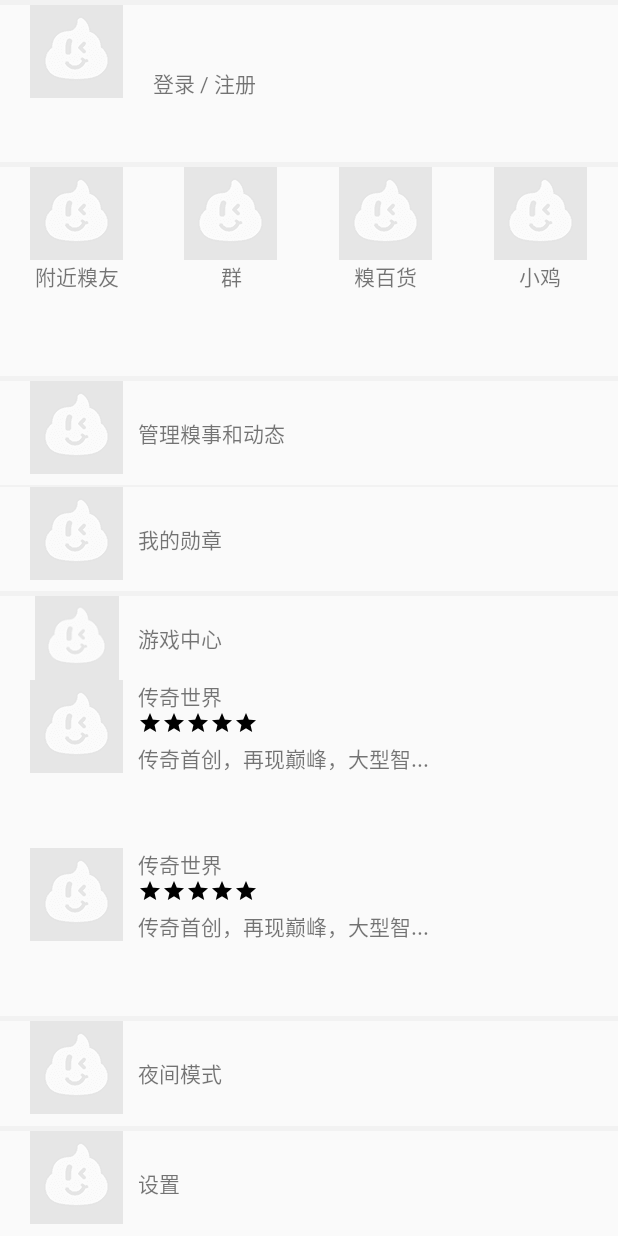
After one commit to YuWenJianhui/SmileTime, an Android app: the layout fragment_my.xml on its own in the app's theme, with its tools: preview values and no code run, on a phone screen of 412 x 824 dp. The commit adds this screen. Run offline under Robolectric (Android 15) with nearby library versions, the phone set to English and light mode, and no system bars.

Commit message:
添加了管理糗事和动态的页面视图

```diff
--- a/app/src/main/java/com/king/smiletime/my/MyFragment.java
+++ b/app/src/main/java/com/king/smiletime/my/MyFragment.java
@@ -7,14 +7,28 @@ import android.view.LayoutInflater;
 import android.view.View;
 import android.view.ViewGroup;
 
+import com.king.smiletime.R;
+
 /**
  * Created by Administrator on 2016/11/17.
  */
 
 public class MyFragment extends Fragment {
+    @Override
+    public void onViewCreated(View view, @Nullable Bundle savedInstanceState) {
+
+        super.onViewCreated(view, savedInstanceState);
+    }
+
     @Nullable
     @Override
     public View onCreateView(LayoutInflater inflater, @Nullable ViewGroup container, @Nullable Bundle savedInstanceState) {
+        View view = inflater.inflate(R.layout.fragment_my, null);
         return super.onCreateView(inflater, container, savedInstanceState);
     }
+
+    @Override
+    public void onActivityCreated(@Nullable Bundle savedInstanceState) {
+        super.onActivityCreated(savedInstanceState);
+    }
 }
--- /dev/null
+++ b/app/src/main/res/layout/activity_login.xml
@@ -0,0 +1,13 @@
+<?xml version="1.0" encoding="utf-8"?>
+<LinearLayout xmlns:android="http://schemas.android.com/apk/res/android"
+              android:orientation="vertical"
+              android:layout_width="match_parent"
+              android:layout_height="match_parent">
+    <TextView
+        android:layout_width="match_parent"
+        android:layout_height="wrap_content"
+        android:layout_marginTop="10dp"
+        android:text="---------------------------- 使用合作账号登录 / 注册 ----------------------------"
+        />
+
+</LinearLayout>
--- /dev/null
+++ b/app/src/main/res/layout/fragment_my.xml
@@ -0,0 +1,247 @@
+<?xml version="1.0" encoding="utf-8"?>
+<LinearLayout xmlns:android="http://schemas.android.com/apk/res/android"
+              android:orientation="vertical"
+              android:layout_width="match_parent"
+              android:layout_height="match_parent">
+    <View
+        android:layout_width="match_parent"
+        android:layout_height="3dp"
+        android:background="#f2f2f2"
+        />
+
+    <RelativeLayout
+        android:id="@+id/rl_login_id"
+        android:layout_width="match_parent"
+        android:layout_height="0dp"
+        android:layout_weight="3"
+        android:orientation="horizontal"
+        android:gravity="clip_vertical">
+        <ImageView
+            android:id="@+id/iv_user_id"
+            android:layout_width="wrap_content"
+            android:layout_height="wrap_content"
+            android:src="@mipmap/default_users_avatar"
+            android:layout_marginLeft="20dp"
+            />
+        <TextView
+            android:layout_width="wrap_content"
+            android:layout_height="match_parent"
+            android:layout_toRightOf="@id/iv_user_id"
+            android:text="登录 / 注册"
+            android:layout_marginLeft="20dp"
+            android:gravity="center_vertical"
+            />
+    </RelativeLayout>
+
+    <View
+        android:layout_width="match_parent"
+        android:layout_height="3dp"
+        android:background="#f2f2f2"
+        />
+
+    <LinearLayout
+        android:layout_width="match_parent"
+        android:layout_height="0dp"
+        android:layout_weight="4"
+        android:orientation="horizontal">
+        <TextView
+            android:id="@+id/tv_nearUser_id"
+            android:layout_width="0dp"
+            android:layout_weight="1"
+            android:layout_height="match_parent"
+            android:drawableTop="@mipmap/default_users_avatar"
+            android:text="附近糗友"
+            android:gravity="center_horizontal"
+            />
+        <TextView
+            android:id="@+id/tv_group_id"
+            android:layout_width="0dp"
+            android:layout_weight="1"
+            android:layout_height="match_parent"
+            android:drawableTop="@mipmap/default_users_avatar"
+            android:text="群"
+            android:gravity="center_horizontal"
+            />
+        <TextView
+            android:id="@+id/tv_merchandise_id"
+            android:layout_width="0dp"
+            android:layout_weight="1"
+            android:layout_height="match_parent"
+            android:drawableTop="@mipmap/default_users_avatar"
+            android:text="糗百货"
+            android:gravity="center_horizontal"
+            />
+        <TextView
+            android:id="@+id/tv_chick_id"
+            android:layout_width="0dp"
+            android:layout_weight="1"
+            android:layout_height="match_parent"
+            android:drawableTop="@mipmap/default_users_avatar"
+            android:text="小鸡"
+            android:gravity="center_horizontal"
+            />
+
+    </LinearLayout>
+    <View
+        android:layout_width="match_parent"
+        android:layout_height="3dp"
+        android:background="#f2f2f2"
+        />
+
+    <LinearLayout
+        android:layout_width="match_parent"
+        android:layout_height="0dp"
+        android:layout_weight="4"
+        android:orientation="vertical">
+        <RelativeLayout
+            android:layout_width="match_parent"
+            android:layout_height="0dp"
+            android:layout_weight="1">
+            <ImageView
+                android:id="@+id/iv_qiuBaimanager_id"
+                android:layout_width="wrap_content"
+                android:layout_height="wrap_content"
+                android:src="@mipmap/default_users_avatar"
+                android:layout_marginLeft="20dp"
+                />
+            <TextView
+                android:layout_width="wrap_content"
+                android:layout_height="match_parent"
+                android:layout_toRightOf="@id/iv_qiuBaimanager_id"
+                android:text="管理糗事和动态"
+                android:layout_marginLeft="10dp"
+                android:gravity="center_vertical"
+                />
+
+        </RelativeLayout>
+        <View
+            android:layout_width="match_parent"
+            android:layout_height="1dp"
+            android:background="#f2f2f2"
+            />
+
+        <RelativeLayout
+            android:layout_width="match_parent"
+            android:layout_height="0dp"
+            android:layout_weight="1">
+            <ImageView
+                android:id="@+id/iv_myMedal_id"
+                android:layout_width="wrap_content"
+                android:layout_height="wrap_content"
+                android:src="@mipmap/default_users_avatar"
+                android:layout_marginLeft="20dp"
+                />
+            <TextView
+                android:layout_width="wrap_content"
+                android:layout_height="match_parent"
+                android:layout_toRightOf="@id/iv_myMedal_id"
+                android:text="我的勋章"
+                android:layout_marginLeft="10dp"
+                android:gravity="center_vertical"
+                />
+
+        </RelativeLayout>
+
+    </LinearLayout>
+    <View
+        android:layout_width="match_parent"
+        android:layout_height="3dp"
+        android:background="#f2f2f2"
+        />
+
+    <LinearLayout
+        android:layout_width="match_parent"
+        android:layout_height="0dp"
+        android:layout_weight="8"
+        android:orientation="vertical">
+
+        <RelativeLayout
+            android:layout_width="match_parent"
+            android:layout_height="0dp"
+            android:layout_weight="2">
+            <ImageView
+                android:id="@+id/iv_gameCenter_id"
+                android:layout_width="wrap_content"
+                android:layout_height="wrap_content"
+                android:src="@mipmap/default_users_avatar"
+                android:layout_marginLeft="20dp"
+                />
+            <TextView
+                android:layout_width="wrap_content"
+                android:layout_height="match_parent"
+                android:layout_toRightOf="@id/iv_gameCenter_id"
+                android:text="游戏中心"
+                android:layout_marginLeft="10dp"
+                android:gravity="center_vertical"
+                />
+        </RelativeLayout>
+        <include
+            android:id="@+id/game1_id"
+            android:layout_width="match_parent"
+            android:layout_height="0dp"
+            android:layout_weight="4"
+            layout="@layout/item_game"
+            />
+        <include
+            android:id="@+id/game1_id"
+            android:layout_width="match_parent"
+            android:layout_height="0dp"
+            android:layout_weight="4"
+            layout="@layout/item_game"
+            />
+    </LinearLayout>
+
+    <View
+        android:layout_width="match_parent"
+        android:layout_height="3dp"
+        android:background="#f2f2f2"
+        />
+
+    <RelativeLayout
+        android:layout_width="match_parent"
+        android:layout_height="0dp"
+        android:layout_weight="2">
+        <ImageView
+            android:id="@+id/iv_nightMoon_id"
+            android:layout_width="wrap_content"
+            android:layout_height="wrap_content"
+            android:src="@mipmap/default_users_avatar"
+            android:layout_marginLeft="20dp"
+            />
+        <TextView
+            android:layout_width="wrap_content"
+            android:layout_height="match_parent"
+            android:layout_toRightOf="@id/iv_nightMoon_id"
+            android:text="夜间模式"
+            android:layout_marginLeft="10dp"
+            android:gravity="center_vertical"
+            />
+    </RelativeLayout>
+    <View
+        android:layout_width="match_parent"
+        android:layout_height="3dp"
+        android:background="#f2f2f2"
+        />
+
+    <RelativeLayout
+        android:layout_width="match_parent"
+        android:layout_height="0dp"
+        android:layout_weight="2">
+        <ImageView
+            android:id="@+id/iv_select_id"
+            android:layout_width="wrap_content"
+            android:layout_height="wrap_content"
+            android:src="@mipmap/default_users_avatar"
+            android:layout_marginLeft="20dp"
+            />
+        <TextView
+            android:layout_width="wrap_content"
+            android:layout_height="match_parent"
+            android:layout_toRightOf="@id/iv_select_id"
+            android:text="设置"
+            android:layout_marginLeft="10dp"
+            android:gravity="center_vertical"
+            />
+    </RelativeLayout>
+
+</LinearLayout>
--- /dev/null
+++ b/app/src/main/res/layout/item_game.xml
@@ -0,0 +1,78 @@
+<?xml version="1.0" encoding="utf-8"?>
+<RelativeLayout xmlns:android="http://schemas.android.com/apk/res/android"
+                android:layout_width="match_parent"
+                android:layout_height="wrap_content"
+                android:orientation="horizontal">
+
+    <ImageView
+        android:id="@+id/iv_game_id"
+        android:layout_width="wrap_content"
+        android:layout_height="wrap_content"
+        android:layout_marginLeft="20dp"
+        android:src="@mipmap/default_users_avatar"
+        />
+
+    <LinearLayout
+        android:layout_width="match_parent"
+        android:layout_height="match_parent"
+        android:layout_alignBottom="@id/iv_game_id"
+        android:layout_marginLeft="10dp"
+        android:layout_toRightOf="@id/iv_game_id"
+        android:orientation="vertical">
+
+        <TextView
+            android:id="@+id/tv_gameName_id"
+            android:layout_width="wrap_content"
+            android:layout_height="0dp"
+            android:layout_weight="1"
+            android:text="传奇世界"
+            />
+
+        <LinearLayout
+            android:layout_width="match_parent"
+            android:layout_height="0dp"
+            android:layout_weight="1"
+            android:orientation="horizontal">
+
+            <ImageView
+                android:layout_width="wrap_content"
+                android:layout_height="wrap_content"
+                android:layout_alignBottom="@id/tv_gameName_id"
+                android:src="@mipmap/abc_ic_star_black_16dp"
+                />
+
+            <ImageView
+                android:layout_width="wrap_content"
+                android:layout_height="wrap_content"
+                android:layout_alignBottom="@id/tv_gameName_id"
+                android:src="@mipmap/abc_ic_star_black_16dp"
+                />
+            <ImageView
+                android:layout_width="wrap_content"
+                android:layout_height="wrap_content"
+                android:layout_alignBottom="@id/tv_gameName_id"
+                android:src="@mipmap/abc_ic_star_black_16dp"
+                />
+            <ImageView
+                android:layout_width="wrap_content"
+                android:layout_height="wrap_content"
+                android:layout_alignBottom="@id/tv_gameName_id"
+                android:src="@mipmap/abc_ic_star_black_16dp"
+                />
+            <ImageView
+                android:layout_width="wrap_content"
+                android:layout_height="wrap_content"
+                android:layout_alignBottom="@id/tv_gameName_id"
+                android:src="@mipmap/abc_ic_star_black_16dp"
+                />
+        </LinearLayout>
+
+        <TextView
+            android:layout_width="wrap_content"
+            android:layout_height="0dp"
+            android:layout_weight="1"
+            android:text="传奇首创，再现巅峰，大型智..."
+            />
+    </LinearLayout>
+
+</RelativeLayout>
--- /dev/null
+++ b/app/src/main/res/layout/item_nearfriend.xml
@@ -0,0 +1,75 @@
+<?xml version="1.0" encoding="utf-8"?>
+<RelativeLayout xmlns:android="http://schemas.android.com/apk/res/android"
+              android:layout_width="match_parent"
+              android:layout_height="wrap_content"
+              android:background="#ffffff">
+
+    <ImageView
+        android:id="@+id/iv_User_id"
+        android:layout_width="wrap_content"
+        android:layout_height="wrap_content"
+        android:layout_marginLeft="20dp"
+        android:src="@mipmap/ic_launcher"
+        />
+
+    <LinearLayout
+        android:layout_width="match_parent"
+        android:layout_height="match_parent"
+        android:layout_toRightOf="@id/iv_User_id"
+        android:layout_alignBottom="@id/iv_User_id"
+        android:layout_marginLeft="18dp"
+        android:orientation="vertical"
+        >
+
+        <TextView
+            android:id="@+id/tv_UserName_id"
+            android:layout_width="match_parent"
+            android:layout_height="0dp"
+            android:layout_weight="1"
+            android:gravity="center_vertical"
+            android:text="爱我还是爱他"
+            android:textSize="15dp"
+            android:textStyle="bold"
+            />
+
+        <LinearLayout
+            android:layout_width="match_parent"
+            android:layout_height="0dp"
+            android:layout_weight="1"
+            android:gravity="center_vertical"
+            android:orientation="horizontal">
+
+            <TextView
+                android:id="@+id/tv_UserGender_id"
+                android:layout_width="wrap_content"
+                android:layout_height="wrap_content"
+                android:background="#81baff"
+                android:drawableLeft="@mipmap/one"
+                android:text="20"/>
+
+            <TextView
+                android:id="@+id/tv_UserConstellation_id"
+                android:layout_width="wrap_content"
+                android:layout_height="wrap_content"
+                android:layout_marginLeft="3dp"
+                android:background="#a8a0f6"
+                android:text="水瓶"/>
+        </LinearLayout>
+
+        <TextView
+            android:id="@+id/tv_UserSignature_id"
+            android:layout_width="match_parent"
+            android:layout_height="0dp"
+            android:layout_weight="1"
+            android:gravity="center_vertical"
+            android:text="咋就穿不出来那感觉"/>
+    </LinearLayout>
+    <TextView
+        android:layout_width="wrap_content"
+        android:layout_height="wrap_content"
+        android:layout_alignParentRight="true"
+        android:text="0.5km|3天"
+        android:layout_marginTop="2dp"
+        android:layout_marginRight="5dp"
+        />
+</RelativeLayout>
```
Also changed, not shown: app/src/main/res/mipmap-hdpi/abc_ic_star_black_16dp.png (added), app/src/main/res/mipmap-hdpi/abc_ic_star_half_black_16dp.png (added), app/src/main/res/mipmap-hdpi/default_users_avatar.png (added).
